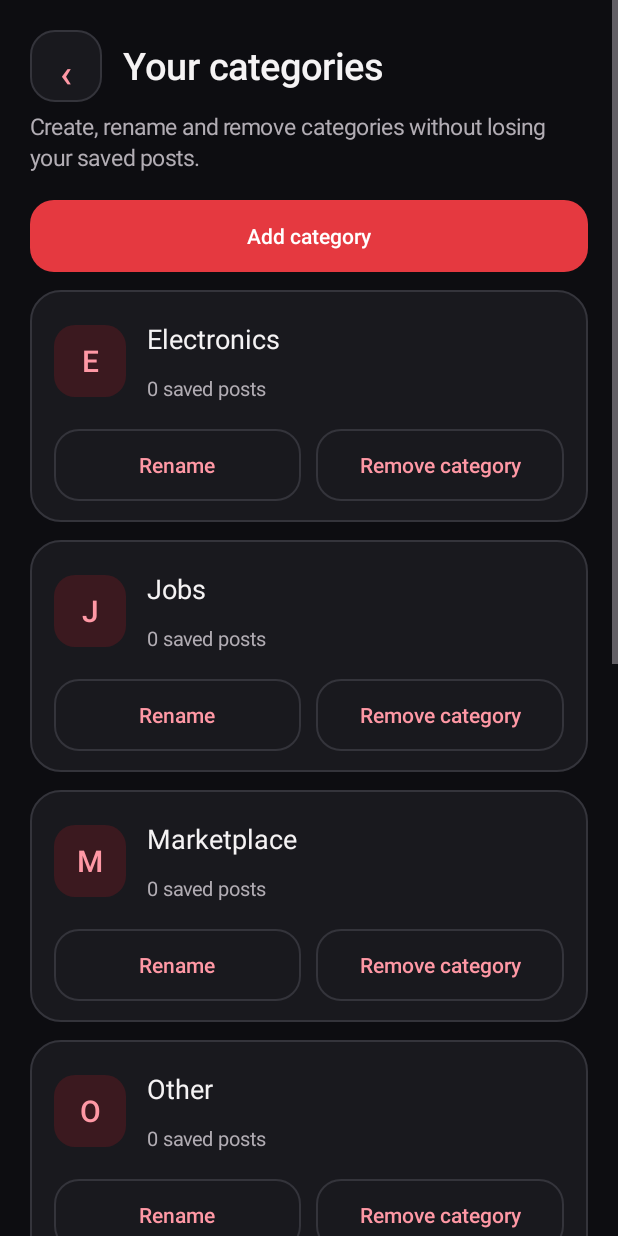
After one commit to deborahfam/Keepr, an Android app: the CategoriesActivity screen opened directly, with no data from a screen before it, on a phone screen of 412 x 824 dp. The commit adds this screen. Run offline under Robolectric (Android 15) with nearby library versions, the phone set to English and light mode, and no system bars.

Commit message:
Refresh collection visuals and add category management

```diff
--- a/app/src/main/AndroidManifest.xml
+++ b/app/src/main/AndroidManifest.xml
@@ -19,6 +19,7 @@
             </intent-filter>
         </activity>
         <activity android:name=".SettingsActivity" android:exported="false" />
+        <activity android:name=".CategoriesActivity" android:exported="false" />
         <activity android:name=".TrashActivity" android:exported="false" />
         <activity android:name=".BackupActivity" android:exported="false" />
         <activity android:name=".PostDetailActivity" android:exported="false" />
--- /dev/null
+++ b/app/src/main/java/com/keepr/app/CategoriesActivity.java
@@ -0,0 +1,109 @@
+package com.keepr.app;
+
+import android.app.*;
+import android.content.Context;
+import android.os.Bundle;
+import android.text.*;
+import android.view.Gravity;
+import android.widget.*;
+import com.keepr.app.data.SQLiteSavedItemRepository;
+import java.util.*;
+import java.util.concurrent.*;
+
+/** Category management uses stable IDs; removing a category only moves its contents. */
+public final class CategoriesActivity extends Activity {
+    private Job job;
+    private LinearLayout body;
+    private AlertDialog dialog;
+    private static final class Job {
+        volatile CategoriesActivity screen;
+        volatile boolean busy=true;
+        volatile List<SQLiteSavedItemRepository.CategorySummary> categories=List.of();
+        volatile String message="";
+        boolean editing;
+        String editId,draft="",removeId,destinationId;
+        void refresh() { CategoriesActivity activity=screen; if(activity!=null) activity.runOnUiThread(()->{ if(screen==activity && !activity.isDestroyed()) activity.render(); }); }
+    }
+    @Override public void onCreate(Bundle state) {
+        super.onCreate(state); job=(Job)getLastNonConfigurationInstance(); boolean fresh=job==null;
+        if(fresh) {
+            job=new Job();
+            if(state!=null) { job.editing=state.getBoolean("editing"); job.editId=state.getString("edit_id"); job.draft=state.getString("draft",""); job.removeId=state.getString("remove_id"); job.destinationId=state.getString("destination_id"); }
+        }
+        job.screen=this;
+        body=new LinearLayout(this); body.setOrientation(LinearLayout.VERTICAL); body.setBackgroundColor(UiStyles.PAPER); int pad=UiStyles.dp(this,20);
+        body.setPadding(pad,pad,pad,pad);
+        body.setOnApplyWindowInsetsListener((v,insets)->{ v.setPadding(pad+insets.getSystemWindowInsetLeft(),pad+insets.getSystemWindowInsetTop(),pad+insets.getSystemWindowInsetRight(),pad+insets.getSystemWindowInsetBottom()); return insets; });
+        ScrollView scroll=new ScrollView(this); scroll.addView(body); setContentView(scroll); render();
+        if(fresh) run(null);
+    }
+    private void render() {
+        if(dialog!=null) { dialog.dismiss(); dialog=null; }
+        body.removeAllViews();
+        LinearLayout toolbar=new LinearLayout(this); toolbar.setGravity(Gravity.CENTER_VERTICAL);
+        Button back=UiStyles.button(this,"‹",false); back.setTextSize(26); back.setContentDescription(getString(R.string.categories_back)); back.setOnClickListener(v->finish()); toolbar.addView(back,new LinearLayout.LayoutParams(UiStyles.dp(this,48),UiStyles.dp(this,48)));
+        TextView screenTitle=UiStyles.text(this,getString(R.string.categories_title),25,UiStyles.INK); LinearLayout.LayoutParams headingParams=new LinearLayout.LayoutParams(0,-2,1); headingParams.leftMargin=UiStyles.dp(this,14); toolbar.addView(screenTitle,headingParams); body.addView(toolbar);
+        body.addView(UiStyles.text(this,getString(R.string.categories_description),15,UiStyles.MUTED));
+        Button add=UiStyles.button(this,getString(R.string.category_add),true); add.setId(R.id.category_add); add.setEnabled(!job.busy); add.setOnClickListener(v->{ job.editing=true; job.editId=null; job.draft=""; job.message=""; edit(); }); body.addView(add,spacing());
+        if(job.busy || !job.message.isEmpty()) { TextView status=UiStyles.text(this,job.busy?getString(R.string.categories_loading):job.message,14,UiStyles.MUTED); status.setAccessibilityLiveRegion(android.view.View.ACCESSIBILITY_LIVE_REGION_POLITE); body.addView(status); }
+        for(var category:job.categories) {
+            LinearLayout panel=column(); panel.setPadding(UiStyles.dp(this,16),UiStyles.dp(this,14),UiStyles.dp(this,16),UiStyles.dp(this,14)); panel.setBackground(UiStyles.surface(this,UiStyles.SURFACE,20,UiStyles.LINE));
+            LinearLayout heading=new LinearLayout(this); heading.setGravity(Gravity.CENTER_VERTICAL);
+            TextView initial=UiStyles.text(this,category.name().isEmpty()?"K":category.name().substring(0,category.name().offsetByCodePoints(0,1)).toUpperCase(Locale.ROOT),20,UiStyles.ACCENT_TEXT); initial.setGravity(Gravity.CENTER); initial.setBackground(UiStyles.surface(this,UiStyles.SOFT,14,0)); heading.addView(initial,new LinearLayout.LayoutParams(UiStyles.dp(this,48),UiStyles.dp(this,48)));
+            LinearLayout title=column(); title.setPadding(UiStyles.dp(this,14),0,0,0); title.addView(UiStyles.text(this,category.name(),18,UiStyles.INK));
+            title.addView(UiStyles.text(this,counts(category),13,UiStyles.MUTED)); heading.addView(title,new LinearLayout.LayoutParams(0,-2,1)); panel.addView(heading);
+            LinearLayout actions=new LinearLayout(this);
+            Button rename=UiStyles.button(this,getString(R.string.category_rename),false); rename.setContentDescription(getString(R.string.category_rename)+" "+category.name()); rename.setEnabled(!job.busy); rename.setOnClickListener(v->{ job.editing=true; job.editId=category.id(); job.draft=category.name(); job.message=""; edit(); });
+            Button remove=UiStyles.button(this,getString(R.string.category_remove),false); remove.setContentDescription(getString(R.string.category_remove)+" "+category.name()); remove.setEnabled(!job.busy); remove.setOnClickListener(v->{ job.removeId=category.id(); job.destinationId=null; job.message=""; confirmRemove(); });
+            LinearLayout.LayoutParams left=new LinearLayout.LayoutParams(0,-2,1); left.rightMargin=UiStyles.dp(this,10); actions.addView(rename,left); actions.addView(remove,new LinearLayout.LayoutParams(0,-2,1)); panel.addView(actions,spacing()); body.addView(panel,spacing());
+        }
+        if(!job.busy) { if(job.editing) edit(); else if(job.removeId!=null) confirmRemove(); }
+    }
+    private String counts(SQLiteSavedItemRepository.CategorySummary category) { return getResources().getQuantityString(R.plurals.category_saved_count,category.saved(),category.saved())+(category.trashed()==0?"":getString(R.string.category_trash_count,category.trashed())); }
+    private LinearLayout column() { LinearLayout view=new LinearLayout(this); view.setOrientation(LinearLayout.VERTICAL); return view; }
+    private LinearLayout.LayoutParams spacing() { LinearLayout.LayoutParams p=new LinearLayout.LayoutParams(-1,-2); p.topMargin=UiStyles.dp(this,12); return p; }
+    private LinearLayout form() { LinearLayout form=column(); int pad=UiStyles.dp(this,20); form.setPadding(pad,pad,pad,pad); return form; }
+    private void edit() {
+        LinearLayout form=form(); form.addView(UiStyles.text(this,getString(R.string.category_name),14,UiStyles.MUTED));
+        EditText name=new EditText(this); name.setId(R.id.category_name); name.setSingleLine(true); name.setText(job.draft); name.setSelectAllOnFocus(true); name.setContentDescription(getString(R.string.category_name)); form.addView(name);
+        form.addView(UiStyles.text(this,getString(R.string.category_name_help),13,UiStyles.MUTED));
+        name.addTextChangedListener(new TextWatcher(){ public void beforeTextChanged(CharSequence s,int start,int count,int after) {} public void onTextChanged(CharSequence s,int start,int before,int count) { job.draft=s.toString(); } public void afterTextChanged(Editable value) {} });
+        dialog=new AlertDialog.Builder(this).setTitle(job.editId==null?R.string.category_add:R.string.category_rename).setView(form).setNegativeButton(android.R.string.cancel,(d,w)->job.editing=false).setPositiveButton(R.string.save_changes,null).create();
+        dialog.setOnCancelListener(d->job.editing=false); dialog.show(); UiStyles.styleEditor(dialog);
+        if(!job.message.isEmpty()) name.setError(job.message);
+        dialog.getButton(AlertDialog.BUTTON_POSITIVE).setOnClickListener(v->{ String id=job.editId,value=name.getText().toString(); run(repository->repository.saveCategory(id,value)); });
+    }
+    private void confirmRemove() {
+        var source=job.categories.stream().filter(c->c.id().equals(job.removeId)).findFirst().orElse(null);
+        if(source==null) { job.removeId=null; return; }
+        List<SQLiteSavedItemRepository.CategorySummary> targets=new ArrayList<>(); for(var category:job.categories) if(!category.id().equals(source.id())) targets.add(category);
+        if(targets.isEmpty()) { job.removeId=null; Toast.makeText(this,R.string.category_keep_one,Toast.LENGTH_LONG).show(); return; }
+        LinearLayout form=form(); boolean hasPosts=source.saved()+source.trashed()>0;
+        form.addView(UiStyles.text(this,getString(hasPosts?R.string.category_remove_move:R.string.category_remove_empty,source.name()),15,UiStyles.INK));
+        if(hasPosts) {
+            form.addView(UiStyles.text(this,getString(R.string.category_move_to),14,UiStyles.MUTED)); Spinner target=new Spinner(this); target.setId(R.id.category_destination); target.setContentDescription(getString(R.string.category_move_to));
+            List<String> names=new ArrayList<>(); int selected=0; for(int i=0;i<targets.size();i++) { names.add(targets.get(i).name()); if(targets.get(i).id().equals(job.destinationId)) selected=i; }
+            target.setAdapter(new ArrayAdapter<>(this,android.R.layout.simple_spinner_dropdown_item,names)); target.setSelection(selected); job.destinationId=targets.get(selected).id(); form.addView(target);
+            target.setOnItemSelectedListener(new android.widget.AdapterView.OnItemSelectedListener(){ public void onItemSelected(android.widget.AdapterView<?> p,android.view.View v,int position,long id) { job.destinationId=targets.get(position).id(); } public void onNothingSelected(android.widget.AdapterView<?> p) {} });
+        }
+        if(!job.message.isEmpty()) form.addView(UiStyles.text(this,job.message,14,UiStyles.ACCENT_TEXT));
+        dialog=new AlertDialog.Builder(this).setTitle(R.string.category_remove).setView(form).setNegativeButton(android.R.string.cancel,(d,w)->job.removeId=null).setPositiveButton(R.string.category_remove,null).create();
+        dialog.setOnCancelListener(d->job.removeId=null); dialog.show(); UiStyles.styleEditor(dialog);
+        dialog.getButton(AlertDialog.BUTTON_POSITIVE).setOnClickListener(v->{ String destination=hasPosts?job.destinationId:null; run(repository->repository.removeCategory(source.id(),destination)); });
+    }
+    private interface Operation { void apply(SQLiteSavedItemRepository repository) throws Exception; }
+    private void run(Operation operation) {
+        Job running=job; Context app=getApplicationContext(); running.busy=true;
+        if(dialog!=null) { dialog.setCancelable(false); dialog.getButton(AlertDialog.BUTTON_POSITIVE).setEnabled(false); dialog.getButton(AlertDialog.BUTTON_NEGATIVE).setEnabled(false); }
+        ExecutorService worker=Executors.newSingleThreadExecutor(); worker.execute(()->{
+            try(var repository=new SQLiteSavedItemRepository(app)) {
+                repository.initialize(); if(operation!=null) { operation.apply(repository); running.editing=false; running.removeId=null; running.message=app.getString(R.string.category_saved); }
+                running.categories=repository.categories();
+            } catch(Exception error) { running.message=error instanceof IllegalArgumentException || error instanceof IllegalStateException?error.getMessage():app.getString(R.string.category_failed); }
+            finally { running.busy=false; running.refresh(); worker.shutdown(); }
+        });
+    }
+    @Override public Object onRetainNonConfigurationInstance() { return job; }
+    @Override protected void onSaveInstanceState(Bundle state) { state.putBoolean("editing",job.editing); state.putString("edit_id",job.editId); state.putString("draft",job.draft); state.putString("remove_id",job.removeId); state.putString("destination_id",job.destinationId); super.onSaveInstanceState(state); }
+    @Override protected void onDestroy() { if(job.screen==this) job.screen=null; if(dialog!=null) dialog.dismiss(); super.onDestroy(); }
+}
--- a/app/src/main/java/com/keepr/app/UiStyles.java
+++ b/app/src/main/java/com/keepr/app/UiStyles.java
@@ -10,10 +10,10 @@ import android.widget.TextView;
 
 /** Shared, accessible native controls for Keepr's screens. */
 final class UiStyles {
-    static final int INK = 0xffF5F3F4, MUTED = 0xffAAA5A8, ACCENT = 0xffE53940;
-    static final int ACCENT_TEXT = 0xffFF98A5, SURFACE = 0xff131315;
+    static final int INK = 0xffF5F3F4, MUTED = 0xffB2ADB4, ACCENT = 0xffE53940;
+    static final int ACCENT_TEXT = 0xffFF98A5, SURFACE = 0xff19191E;
     static final int SOFT = 0xff3B191F, PEACH = 0xff493139;
-    static final int PAPER = 0xff09090B, LINE = 0xff302D31;
+    static final int PAPER = 0xff0D0D11, LINE = 0xff34343B;
     private UiStyles() { }
     static int dp(Context context, int value) {
         return Math.round(value * context.getResources().getDisplayMetrics().density);
--- a/app/src/main/res/values/ids.xml
+++ b/app/src/main/res/values/ids.xml
@@ -26,4 +26,8 @@
     <item name="share_posts" type="id" />
     <item name="previous_page" type="id" />
     <item name="next_page" type="id" />
+    <item name="manage_categories" type="id" />
+    <item name="category_add" type="id" />
+    <item name="category_name" type="id" />
+    <item name="category_destination" type="id" />
 </resources>
--- a/app/src/main/res/values/strings.xml
+++ b/app/src/main/res/values/strings.xml
@@ -10,8 +10,8 @@
     <string name="search_finds">Search your finds</string>
     <string name="all_finds">All finds</string>
     <string name="item_options">Options for %1$s</string>
-    <string name="new_folder">New folder</string>
-    <string name="folder_name">Folder name</string>
+    <string name="new_folder">New category</string>
+    <string name="folder_name">Category name</string>
     <string name="view_saved_post">View saved post</string>
     <string name="saved_photo">Saved post photo</string>
     <string name="view_saved_photos">View saved post, %1$d photos</string>
@@ -29,12 +29,12 @@
     <string name="export_backup">Export backup</string>
     <string name="restore_backup">Restore backup</string>
     <string name="choose_backup">Choose backup</string>
-    <string name="backup_explanation">Save your posts, folders, tags, and offline photos in a ZIP file. Keep a copy outside this device to protect against device loss. Backups are not encrypted; store them somewhere you trust. Keep Keepr open until the operation finishes.</string>
+    <string name="backup_explanation">Save your posts, categories, tags, and offline photos in a ZIP file. Keep a copy outside this device to protect against device loss. Backups are not encrypted; store them somewhere you trust. Keep Keepr open until the operation finishes.</string>
     <string name="restore_explanation">Missing posts will be added. Posts already in your collection will stay unchanged, including edits made since the backup.</string>
     <string name="edit_post">Edit saved post</string>
     <string name="edit_title">Title</string>
     <string name="edit_notes">My notes</string>
-    <string name="edit_folder">Folder (choose or type a new name)</string>
+    <string name="edit_folder">Category (choose or type a new name)</string>
     <string name="edit_tags">Tags (comma separated)</string>
     <string name="save_changes">Save changes</string>
     <string name="all_statuses">All statuses</string>
@@ -47,7 +47,7 @@
     <string name="already_saved">This link is already saved</string>
     <string name="duplicate_explanation">%1$s
 
-Open the most recently saved copy, retry its public capture, or save a separate copy with this draft. Updating capture preserves saved notes, tags, folder, status, and edited title; draft changes and newly shared photos are only used when saving another copy.</string>
+Open the most recently saved copy, retry its public capture, or save a separate copy with this draft. Updating capture preserves saved notes, tags, category, status, and edited title; draft changes and newly shared photos are only used when saving another copy.</string>
     <string name="open_existing">Open existing</string>
     <string name="update_capture">Update capture</string>
     <string name="save_another_copy">Save another copy</string>
@@ -60,7 +60,7 @@ Open the most recently saved copy, retry its public capture, or save a separate
     <string name="share_include_notes">Include my notes</string>
     <string name="share_include_contacts">Include contact fields</string>
     <string name="share_include_caption">Include publication captions</string>
-    <string name="share_privacy">Review before sharing. Titles, links, captions and photos may contain contact information. These options do not redact text or images. Files are not encrypted. Folders, tags and tracking status stay private.</string>
+    <string name="share_privacy">Review before sharing. Titles, links, captions and photos may contain contact information. These options do not redact text or images. Files are not encrypted. Categories, tags and tracking status stay private.</string>
     <string name="share_counts">Selected posts: %1$d · Saved photos in Keepr file: %2$d</string>
     <string name="share_preview">Text preview</string>
     <string name="share_summary">Share text summary</string>
@@ -84,4 +84,21 @@ Open the most recently saved copy, retry its public capture, or save a separate
     <string name="share_invalid_file">Could not read this sharing file. It may be damaged, unsupported, too large, or no longer accessible. Choose a complete Keepr sharing file (up to 100 posts and 256 MiB).</string>
     <string name="share_import_failed">Could not save the shared posts. No shared copies were added. Check available storage and try again.</string>
     <plurals name="share_photos"><item quantity="one">%d saved photo</item><item quantity="other">%d saved photos</item></plurals>
+    <string name="categories_back">Back to collection</string>
+    <string name="categories_title">Your categories</string>
+    <string name="categories_description">Create, rename and remove categories without losing your saved posts.</string>
+    <string name="category_add">Add category</string>
+    <string name="category_rename">Rename</string>
+    <string name="category_remove">Remove category</string>
+    <string name="category_name">Category name</string>
+    <string name="category_name_help">Use a unique name with 1–60 characters. All is reserved for the collection filter.</string>
+    <string name="category_move_to">Move posts to</string>
+    <string name="category_remove_move">Remove “%1$s”? Choose a category for its posts, including those in Trash. Photos, notes and trash expiry dates are kept.</string>
+    <string name="category_remove_empty">Remove the empty category “%1$s”?</string>
+    <string name="category_keep_one">Keep at least one category. Add another category first.</string>
+    <string name="category_saved">Categories updated.</string>
+    <string name="category_failed">Could not update categories. Please try again.</string>
+    <string name="categories_loading">Loading categories…</string>
+    <string name="category_trash_count"> · %d in Trash</string>
+    <plurals name="category_saved_count"><item quantity="one">%d saved post</item><item quantity="other">%d saved posts</item></plurals>
 </resources>
--- a/app/src/main/res/values/styles.xml
+++ b/app/src/main/res/values/styles.xml
@@ -1,13 +1,13 @@
 <resources>
     <style name="Theme.Keepr" parent="android:style/Theme.Material.NoActionBar">
-        <item name="android:colorBackground">#09090B</item>
+        <item name="android:colorBackground">#0D0D11</item>
         <item name="android:textColorPrimary">#F5F3F4</item>
-        <item name="android:textColorSecondary">#AAA5A8</item>
+        <item name="android:textColorSecondary">#B2ADB4</item>
         <item name="android:fontFamily">sans</item>
         <item name="android:colorAccent">#FF98A5</item>
-        <item name="android:colorControlNormal">#AAA5A8</item>
+        <item name="android:colorControlNormal">#B2ADB4</item>
         <item name="android:windowLightStatusBar">false</item>
-        <item name="android:navigationBarColor">#09090B</item>
-        <item name="android:windowBackground">#09090B</item>
+        <item name="android:navigationBarColor">#0D0D11</item>
+        <item name="android:windowBackground">#0D0D11</item>
     </style>
 </resources>
```
Also changed, not shown: app/src/main/java/com/keepr/app/CollectionControls.java (+3 -21 lines), app/src/main/java/com/keepr/app/MainActivity.java (+65 -91 lines), app/src/main/java/com/keepr/app/data/SQLiteSavedItemRepository.java (+38 -2 lines), 2 other files.
